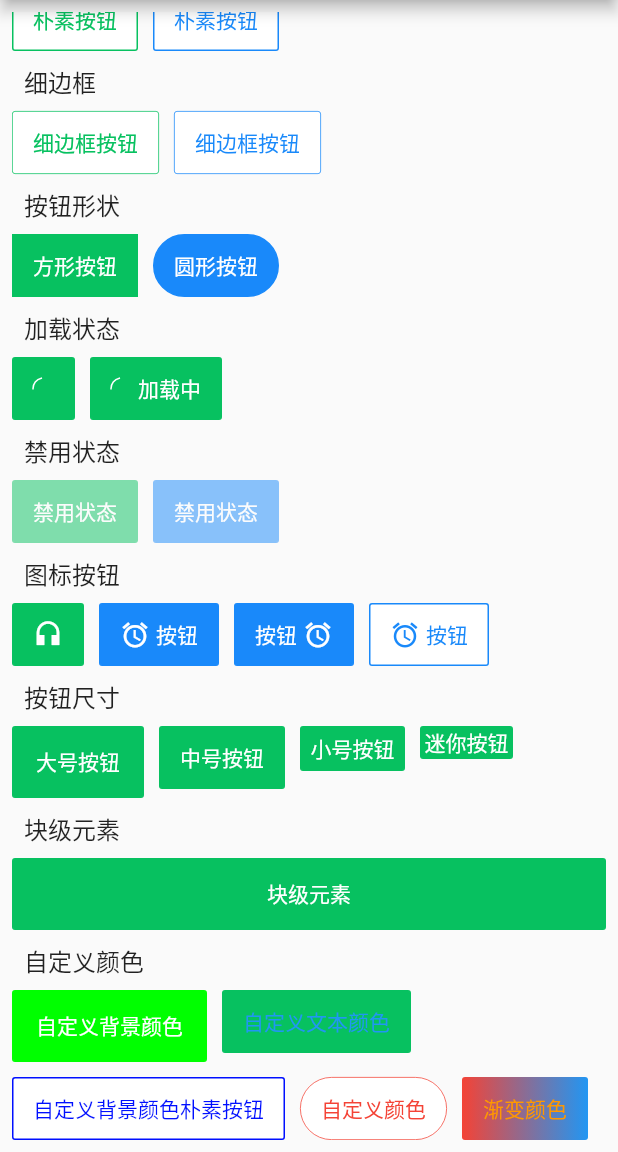
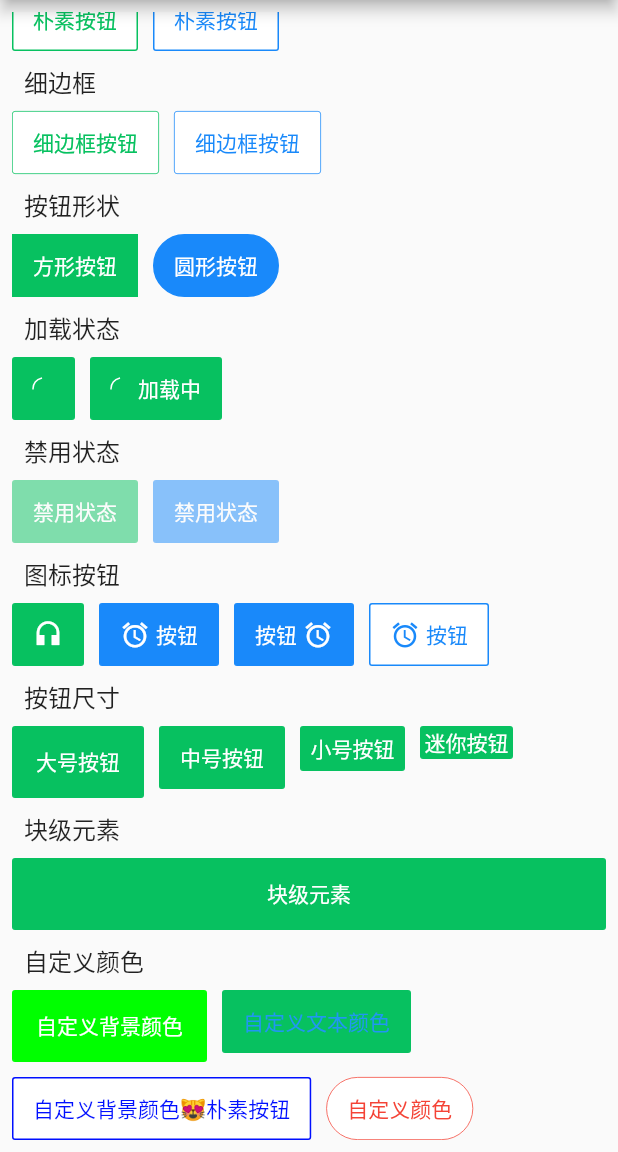
Before and after one commit to liyajie920112/flutter_vant, a Flutter app: the ButtonPage screen opened by its route, scrolled down 190 dp, on a phone screen of 412 x 824 dp, the part 84-1236 px from its top. Run offline on Flutter 3.47's test engine with Material 2 defaults, Android fonts, the phone set to English and light mode, and no system bars.

Commit message:
fix text overflow render error

```diff
--- a/example/lib/pages/button_page.dart
+++ b/example/lib/pages/button_page.dart
@@ -288,7 +288,7 @@ class ButtonPage extends StatelessWidget {
                         type: buttonType.primary,
                       ),
                       Button(
-                        text: '自定义背景颜色朴素按钮',
+                        text: '自定义背景颜色😻朴素按钮',
                         textColor: Color(0xff000fff),
                         plain: true,
                         type: buttonType.primary,
--- a/lib/src/widgets/button.dart
+++ b/lib/src/widgets/button.dart
@@ -283,6 +283,8 @@ class Button extends StatelessWidget {
             },
             child: Container(
               height: sizes[size],
+              constraints:
+                  BoxConstraints(maxWidth: MediaQuery.of(context).size.width),
               padding: paddings[size],
               child: Row(
                   mainAxisAlignment: MainAxisAlignment.center,
@@ -292,11 +294,20 @@ class Button extends StatelessWidget {
                     iconPosition == iconPositionEnum.left
                         ? iconWidget()
                         : Container(),
-                    Text(
-                      _text!,
-                      textAlign: TextAlign.center,
-                      style: TextStyle(
-                          color: feColor, fontSize: fontSizes[buttonSize]),
+                    ConstrainedBox(
+                      constraints: BoxConstraints(
+                          maxWidth: MediaQuery.of(context).size.width -
+                              paddings[size]!.horizontal * 2 -
+                              iconFontSize),
+                      child: Text(
+                        _text!,
+                        maxLines: 1,
+                        softWrap: false,
+                        overflow: TextOverflow.ellipsis,
+                        textAlign: TextAlign.center,
+                        style: TextStyle(
+                            color: feColor, fontSize: fontSizes[buttonSize]),
+                      ),
                     ),
                     iconPosition == iconPositionEnum.right
                         ? iconWidget()
```
